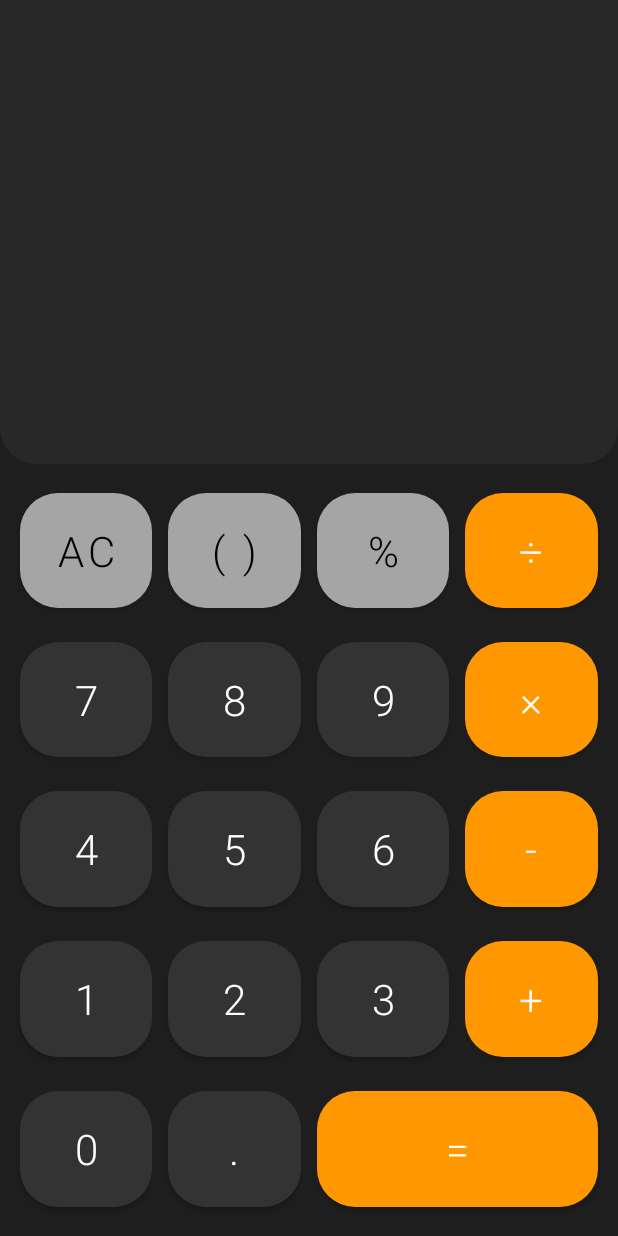
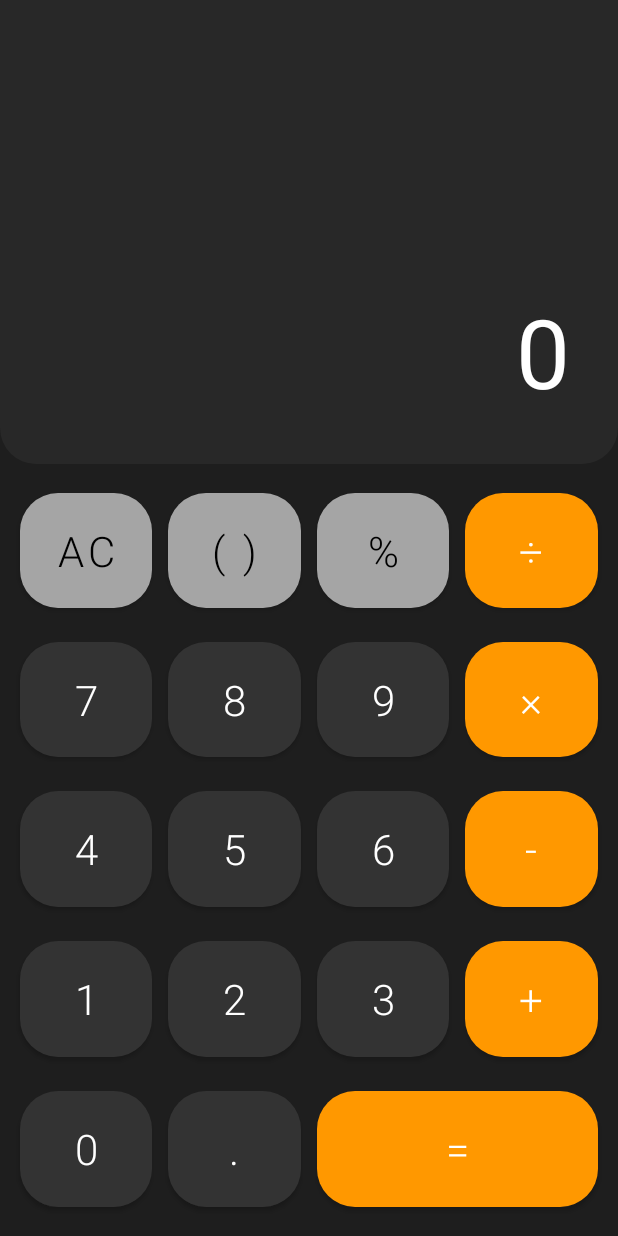
Before and after one commit to metimol/Calculator, an Android app: the screen it shows after launch (MainActivity), on a phone screen of 412 x 824 dp. Run offline under Robolectric (Android 15) with nearby library versions, the phone set to English and light mode, and no system bars.

Commit message:
Set default display text to 0

```diff
--- a/app/src/main/java/com/metimol/calculator/MainActivity.java
+++ b/app/src/main/java/com/metimol/calculator/MainActivity.java
@@ -23,6 +23,7 @@ public class MainActivity extends AppCompatActivity {
         setContentView(R.layout.main_layout);
         initializeViews();
         setupClickListeners();
+        tvDisplay.setText("0");
     }
 
     private void initializeViews() {
```
